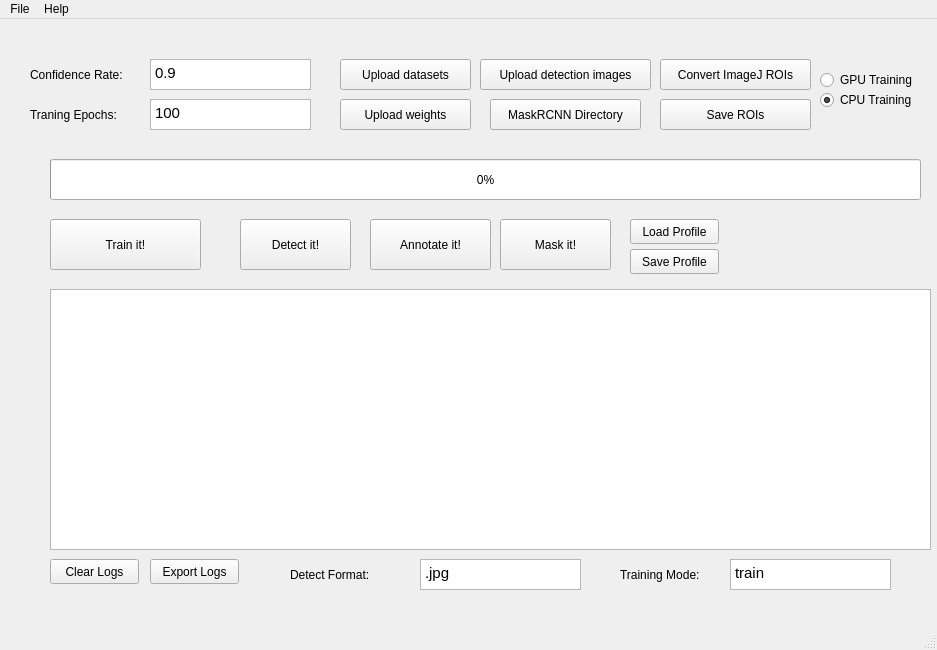
Qt form MaskRCNN.ui (min20120907/Cell_RCNN_Qt) before a commit.
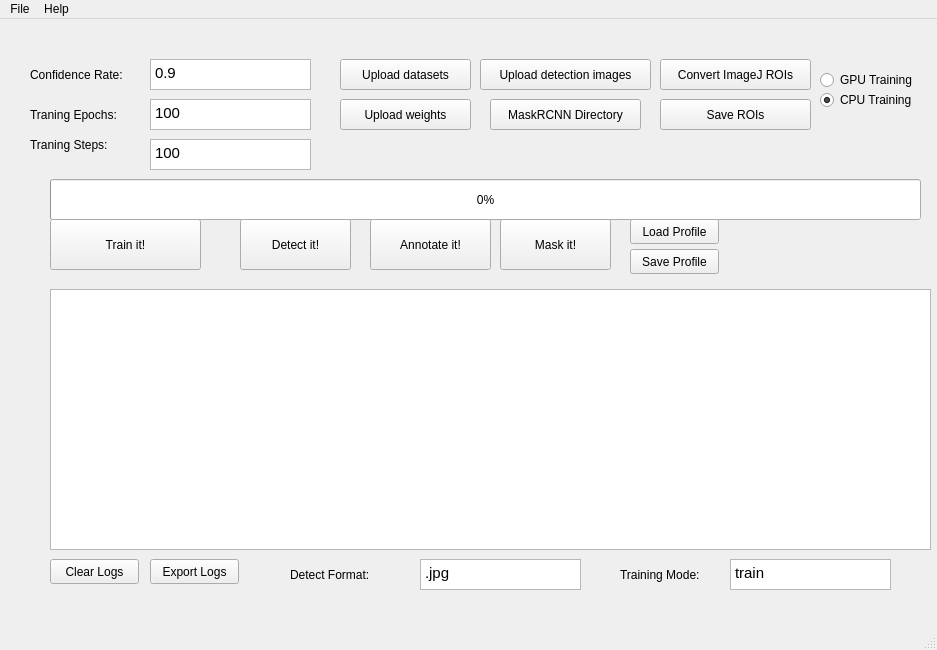
The same form after that commit. Icons and pictures are not drawn.

Diff of the .ui file:
```diff
--- a/MaskRCNN.ui
+++ b/MaskRCNN.ui
@@ -95,7 +95,7 @@
     <property name="geometry">
      <rect>
       <x>50</x>
-      <y>140</y>
+      <y>160</y>
       <width>871</width>
       <height>41</height>
      </rect>
@@ -372,6 +372,36 @@
      <string>Save Profile</string>
     </property>
    </widget>
+   <widget class="QLabel" name="label_5">
+    <property name="geometry">
+     <rect>
+      <x>30</x>
+      <y>110</y>
+      <width>111</width>
+      <height>31</height>
+     </rect>
+    </property>
+    <property name="text">
+     <string>Traning Steps: </string>
+    </property>
+   </widget>
+   <widget class="QTextEdit" name="steps">
+    <property name="geometry">
+     <rect>
+      <x>150</x>
+      <y>120</y>
+      <width>161</width>
+      <height>31</height>
+     </rect>
+    </property>
+    <property name="html">
+     <string>&lt;!DOCTYPE HTML PUBLIC &quot;-//W3C//DTD HTML 4.0//EN&quot; &quot;http://www.w3.org/TR/REC-html40/strict.dtd&quot;&gt;
+&lt;html&gt;&lt;head&gt;&lt;meta name=&quot;qrichtext&quot; content=&quot;1&quot; /&gt;&lt;style type=&quot;text/css&quot;&gt;
+p, li { white-space: pre-wrap; }
+&lt;/style&gt;&lt;/head&gt;&lt;body style=&quot; font-family:'Ubuntu'; font-size:11pt; font-weight:400; font-style:normal;&quot;&gt;
+&lt;p style=&quot; margin-top:0px; margin-bottom:0px; margin-left:0px; margin-right:0px; -qt-block-indent:0; text-indent:0px;&quot;&gt;100&lt;/p&gt;&lt;/body&gt;&lt;/html&gt;</string>
+    </property>
+   </widget>
   </widget>
   <widget class="QMenuBar" name="menubar">
    <property name="geometry">
```
